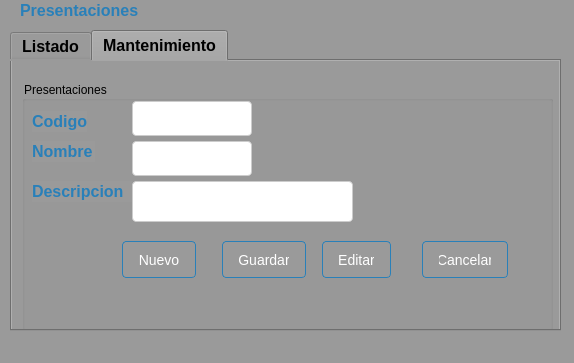
Old version of the form Sistema de ventas/ui/FrmPresentacion.ui in the repository CodeDrTech/DevelopPython.
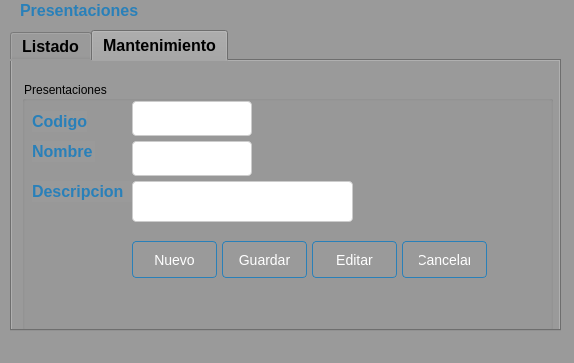
New version of the form. The open tabs and pages were chosen to show the change.

Diff of the .ui file:
```diff
--- a/Sistema de ventas/ui/FrmPresentacion.ui
+++ b/Sistema de ventas/ui/FrmPresentacion.ui
@@ -27,7 +27,7 @@
      <rect>
       <x>20</x>
       <y>0</y>
-      <width>121</width>
+      <width>131</width>
       <height>21</height>
      </rect>
     </property>
@@ -427,9 +427,9 @@
       <widget class="QPushButton" name="btnNuevo">
        <property name="geometry">
         <rect>
-         <x>100</x>
+         <x>110</x>
          <y>160</y>
-         <width>74</width>
+         <width>85</width>
          <height>37</height>
         </rect>
        </property>
@@ -464,9 +464,9 @@
       <widget class="QPushButton" name="btnEditar">
        <property name="geometry">
         <rect>
-         <x>300</x>
+         <x>290</x>
          <y>160</y>
-         <width>69</width>
+         <width>85</width>
          <height>37</height>
         </rect>
        </property>
@@ -503,7 +503,7 @@
         <rect>
          <x>200</x>
          <y>160</y>
-         <width>84</width>
+         <width>85</width>
          <height>37</height>
         </rect>
        </property>
@@ -532,15 +532,15 @@
 </string>
        </property>
        <property name="text">
-        <string>Guardar</string>
+        <string> Guardar </string>
        </property>
       </widget>
       <widget class="QPushButton" name="btnCancelar">
        <property name="geometry">
         <rect>
-         <x>400</x>
+         <x>380</x>
          <y>160</y>
-         <width>86</width>
+         <width>85</width>
          <height>37</height>
         </rect>
        </property>
```
Left out of the diff: 10 changed lines with no effect on the pictures.
